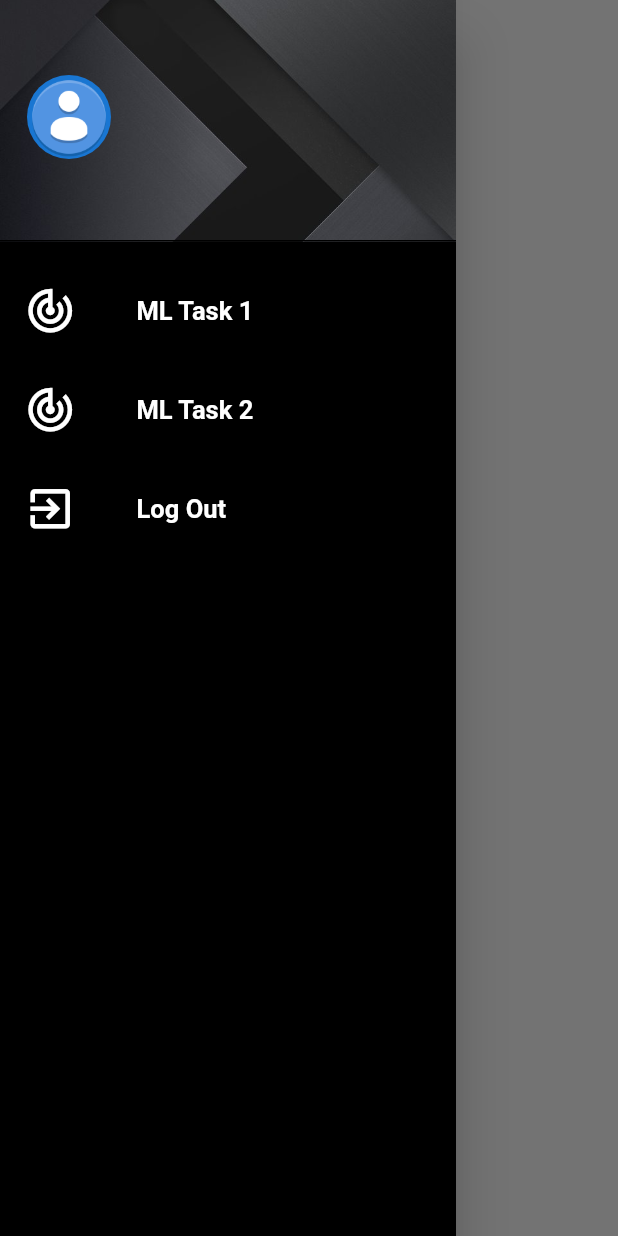
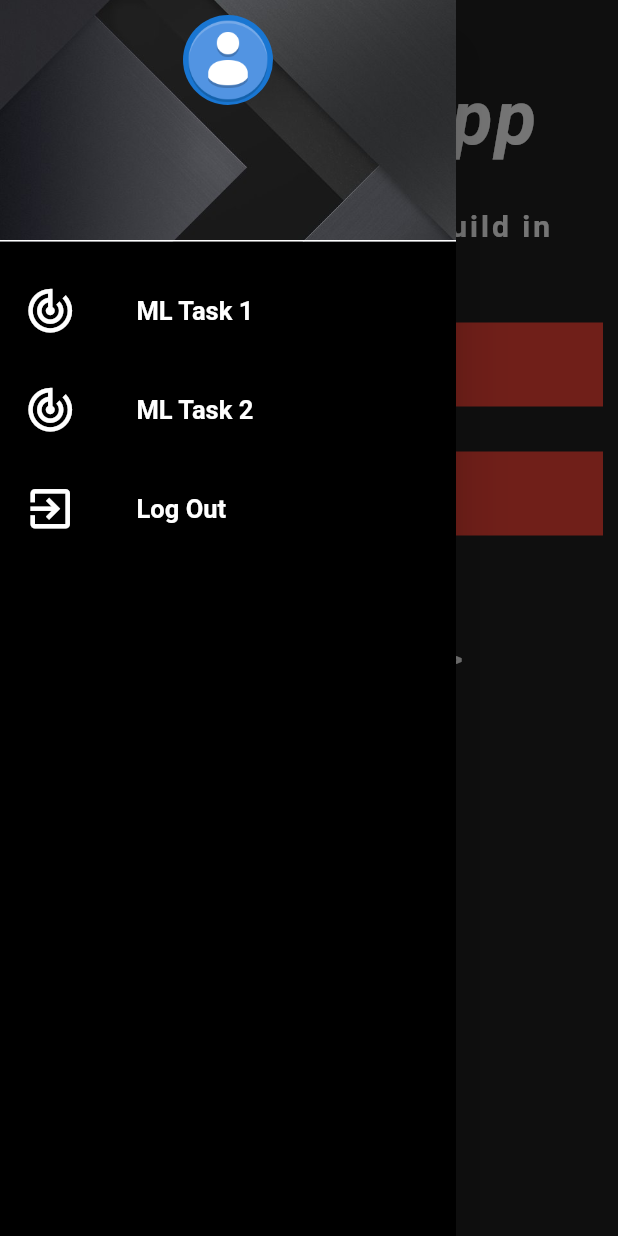
Before and after one commit to KJKR73/Proply-App, a Flutter app: the screen it shows once a user with an empty profile is signed in, with the side drawer open, on a phone screen of 412 x 824 dp. Run offline on Flutter 3.47's test engine with Material 2 defaults, Android fonts, the phone set to English and light mode, and no system bars; our stand-ins replace firebase_auth, image_picker, shared_preferences; missing offline and left inert: firebase_ml_vision; accounts and stored records are empty; network calls fail.

Commit message:
Home Screen Done

```diff
--- a/lib/models/user.dart
+++ b/lib/models/user.dart
@@ -1,4 +1,5 @@
-class User{
+class User {
   final String uid;
-  User({this.uid});
+  final String name;
+  User({this.uid, this.name});
 }
--- a/lib/screens/home/home.dart
+++ b/lib/screens/home/home.dart
@@ -3,10 +3,14 @@ import 'package:flutter/material.dart';
 
 class Home extends StatelessWidget {
   final AuthService _auth = AuthService();
+  final username;
+  final String app_use_info = "This is an app that has 2 build in functions:-";
+  Home({this.username});
   MediaQueryData queryData;
   @override
   Widget build(BuildContext context) {
     return Scaffold(
+      backgroundColor: Colors.grey[900],
       drawer: Theme(
         data: Theme.of(context).copyWith(
           canvasColor: Colors.black,
@@ -16,12 +20,29 @@ class Home extends StatelessWidget {
             padding: EdgeInsets.zero,
             children: <Widget>[
               DrawerHeader(
-                padding: EdgeInsets.fromLTRB(0, 50, 0, 50),
-                child: ListTile(
-                  leading: CircleAvatar(
+                padding: EdgeInsets.fromLTRB(0, 10, 0, 0),
+                child: SingleChildScrollView(
+                  child: Container(
+                    child: Column(
+                      children: <Widget>[
+                        CircleAvatar(
                           radius: 30.0,
                           child: ClipOval(
                             child: Image.asset('assets/avatar.png'),
+                          ),
+                        ),
+                        SizedBox(
+                          height: 15.0,
+                        ),
+                        Text(
+                          '$username',
+                          style: TextStyle(
+                            color: Colors.white,
+                            fontSize: 17.0,
+                            fontWeight: FontWeight.bold,
+                          ),
+                        ),
+                      ],
                     ),
                   ),
                 ),
@@ -31,7 +52,7 @@ class Home extends StatelessWidget {
                       fit: BoxFit.cover),
                   border: Border(
                     bottom: BorderSide(
-                      color: Colors.black,
+                      color: Colors.white,
                     ),
                   ),
                 ),
@@ -43,6 +64,7 @@ class Home extends StatelessWidget {
                 'ML Task 1',
                 () => {Navigator.pushNamed(context, '/task1')},
                 Icons.track_changes,
+                Colors.black,
               ),
               SizedBox(
                 height: 10.0,
@@ -51,6 +73,7 @@ class Home extends StatelessWidget {
                 'ML Task 2',
                 () => {Navigator.pushNamed(context, '/task2')},
                 Icons.track_changes,
+                Colors.black,
               ),
               SizedBox(
                 height: 10.0,
@@ -59,6 +82,7 @@ class Home extends StatelessWidget {
                 'Log Out',
                 () => {_auth.signOut()},
                 Icons.exit_to_app,
+                Colors.black,
               ),
               SizedBox(
                 height: 10.0,
@@ -69,21 +93,72 @@ class Home extends StatelessWidget {
       ),
       body: Padding(
           padding: EdgeInsets.symmetric(horizontal: 10.0, vertical: 50.0),
-        child: Text(
-          'APP TEXT',
+          child: Column(
+            children: <Widget>[
+              Text(
+                'Ethnicity app',
+                style: TextStyle(
+                  fontSize: 50.0,
+                  color: Colors.white,
+                  fontStyle: FontStyle.italic,
+                  fontWeight: FontWeight.bold,
+                  letterSpacing: 1.5,
+                ),
+              ),
+              SizedBox(
+                height: 30.0,
+              ),
+              Text(
+                '$app_use_info',
+                textAlign: TextAlign.left,
                 style: TextStyle(
                   fontSize: 20.0,
-              color: Colors.black,
+                  color: Colors.white,
                   fontWeight: FontWeight.bold,
-              letterSpacing: 1.5),
+                  letterSpacing: 2.0,
                 ),
               ),
+              SizedBox(
+                height: 30.0,
+              ),
+              _createItems(
+                'ML Task 1',
+                () => {Navigator.pushNamed(context, '/task1')},
+                Icons.computer,
+                Colors.red,
+              ),
+              SizedBox(
+                height: 30.0,
+              ),
+              _createItems(
+                'ML Task 2',
+                () => {Navigator.pushNamed(context, '/task2')},
+                Icons.computer,
+                Colors.red,
+              ),
+              SizedBox(
+                height: 70,
+              ),
+              Text(
+                'Swipe left -------->',
+                textAlign: TextAlign.left,
+                style: TextStyle(
+                  fontSize: 20.0,
+                  color: Colors.white,
+                  fontWeight: FontWeight.bold,
+                  letterSpacing: 2.0,
+                ),
+              ),
+            ],
+          )),
     );
   }
 }
 
-Widget _createItems(String text, dynamic ontap, IconData icon) {
-  return ListTile(
+Widget _createItems(String text, dynamic ontap, IconData icon, dynamic color) {
+  return Container(
+    color: color,
+    child: ListTile(
       title: Row(
         children: <Widget>[
           Icon(
@@ -105,5 +180,6 @@ Widget _createItems(String text, dynamic ontap, IconData icon) {
         ],
       ),
       onTap: ontap,
+    ),
   );
 }
--- a/lib/screens/wrapper.dart
+++ b/lib/screens/wrapper.dart
@@ -12,6 +12,10 @@ class Wrapper extends StatelessWidget {
   @override
   Widget build(BuildContext context) {
     final user = Provider.of<User>(context);
-    return user == null ? Authenticate() : Home();
+    return user == null
+        ? Authenticate()
+        : Home(
+            username: user.name,
+          );
   }
 }
--- a/lib/services/auth.dart
+++ b/lib/services/auth.dart
@@ -2,13 +2,14 @@ import 'package:firebase_auth/firebase_auth.dart';
 import 'package:ethinicty_recognition_app/models/user.dart';
 
 // All the authentication part for firebase happens here
-class AuthService{
+class AuthService {
   // Create the instance of the firebase auth so that we can perform authenicaton
   final FirebaseAuth _auth = FirebaseAuth.instance;
 
   // Create user from firebase user
   User _userFromFirebaseUser(FirebaseUser user) {
-    return user != null ? User(uid: user.uid) : null;
+    String name = user.isAnonymous ? "Anonymous User" : user.email.toString();
+    return user != null ? User(uid: user.uid, name: name) : null;
   }
 
   // Setup Stream for change of User
@@ -18,12 +19,11 @@ class AuthService{
 
   //Login Anonymously
   Future signInAnon() async {
-    try{
+    try {
       AuthResult result = await _auth.signInAnonymously();
       FirebaseUser user = result.user;
       return _userFromFirebaseUser(user);
-    }
-    catch(e){
+    } catch (e) {
       print('Error : ${e.toString()}');
       return null;
     }
@@ -31,12 +31,12 @@ class AuthService{
 
   //Login with username and password
   Future signInEmailAndPassword(String email, String password) async {
-    try{
-      AuthResult result = await _auth.signInWithEmailAndPassword(email: email, password: password);
+    try {
+      AuthResult result = await _auth.signInWithEmailAndPassword(
+          email: email, password: password);
       FirebaseUser user = result.user;
       return _userFromFirebaseUser(user);
-    }
-    catch(e){
+    } catch (e) {
       print('Error : ${e.toString()}');
       return null;
     }
@@ -44,12 +44,12 @@ class AuthService{
 
   //register with username and password
   Future registerEmailPassword(String email, String password) async {
-    try{
-      AuthResult result = await _auth.createUserWithEmailAndPassword(email: email, password: password);
+    try {
+      AuthResult result = await _auth.createUserWithEmailAndPassword(
+          email: email, password: password);
       FirebaseUser user = result.user;
       return _userFromFirebaseUser(user);
-    }
-    catch(e){
+    } catch (e) {
       print('Error : ${e.toString()}');
       return null;
     }
@@ -57,10 +57,9 @@ class AuthService{
 
   // Sign Out
   Future signOut() async {
-    try{
+    try {
       return _auth.signOut();
-    }
-    catch(e){
+    } catch (e) {
       print('Could not Sign Out');
       print(e.toString());
     }
```
Also changed, not shown: lib/screens/authenticate/authenticate.dart (+4 -12 lines). Lines whose indentation alone changed are shown as unchanged.
